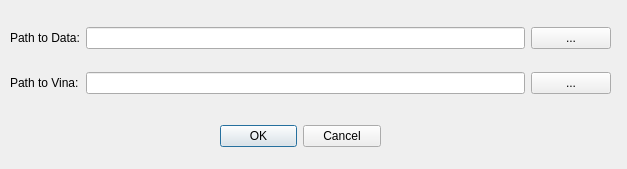
Old version of the form pathInitDialog.ui in the repository tysciman7/VinaUI.
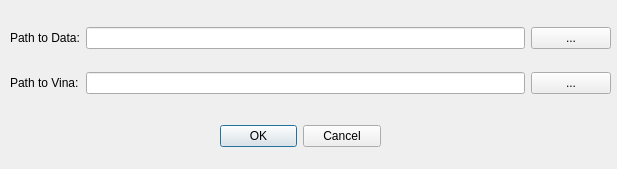
New version of the form.

Commit message: Add sort script with temp button on main vina ui

```diff
--- a/pathInitDialog.ui
+++ b/pathInitDialog.ui
@@ -6,7 +6,7 @@
    <rect>
     <x>0</x>
     <y>0</y>
-    <width>627</width>
+    <width>617</width>
     <height>169</height>
    </rect>
   </property>
```
Left out of the diff: 2 changed lines with no effect on the pictures. The commit also changes 3 other files.
